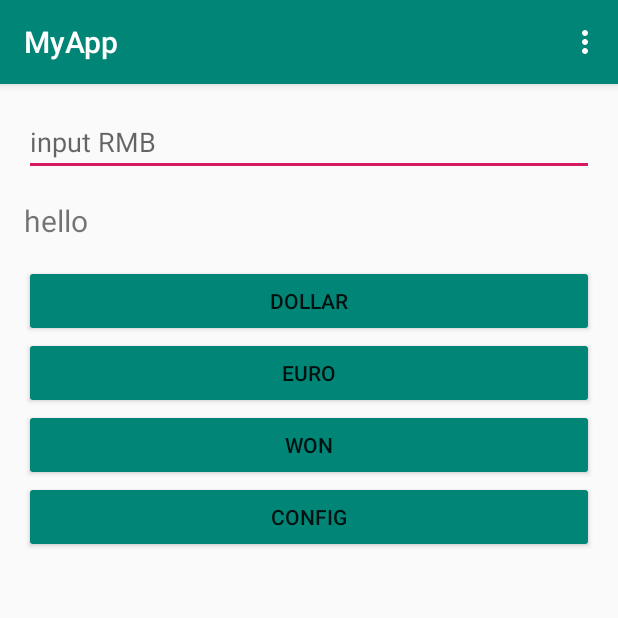
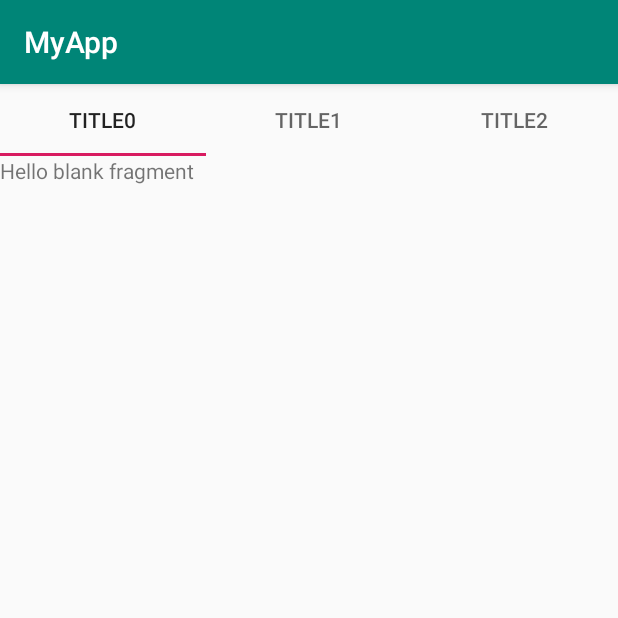
Before and after one commit to DominoLin/MyApp, an Android app: the screen it shows after launch (ExchangeActivity before the commit, ViewPageActivity after it), on a phone screen of 412 x 824 dp, the top half of it. Run offline under Robolectric (Android 15) with nearby library versions, the phone set to English and light mode, and no system bars.

Commit message:
ViewPager Fragment TabLayout

```diff
--- a/app/build.gradle
+++ b/app/build.gradle
@@ -24,6 +24,9 @@ dependencies {
     implementation 'androidx.appcompat:appcompat:1.1.0'
     implementation 'androidx.constraintlayout:constraintlayout:1.1.3'
     implementation 'org.jsoup:jsoup:1.12.1'
+    implementation 'androidx.legacy:legacy-support-v4:1.0.0'
+    //noinspection GradleCompatible
+    implementation 'com.android.support:design:27.1.1'
     testImplementation 'junit:junit:4.12'
     androidTestImplementation 'androidx.test:runner:1.2.0'
     androidTestImplementation 'androidx.test.espresso:espresso-core:3.2.0'
--- /dev/null
+++ b/app/src/main/java/com/example/myapp/FirstFragment.java
@@ -0,0 +1,109 @@
+package com.example.myapp;
+
+import android.content.Context;
+import android.net.Uri;
+import android.os.Bundle;
+
+import androidx.fragment.app.Fragment;
+
+import android.view.LayoutInflater;
+import android.view.View;
+import android.view.ViewGroup;
+
+
+/**
+ * A simple {@link Fragment} subclass.
+ * Activities that contain this fragment must implement the
+ * to handle interaction events.
+ * Use the {@link FirstFragment#newInstance} factory method to
+ * create an instance of this fragment.
+ */
+public class FirstFragment extends Fragment {
+    // TODO: Rename parameter arguments, choose names that match
+    // the fragment initialization parameters, e.g. ARG_ITEM_NUMBER
+    private static final String ARG_PARAM1 = "param1";
+    private static final String ARG_PARAM2 = "param2";
+
+    // TODO: Rename and change types of parameters
+    private String mParam1;
+    private String mParam2;
+
+//    private OnFragmentInteractionListener mListener;
+
+    public FirstFragment() {
+        // Required empty public constructor
+    }
+
+    /**
+     * Use this factory method to create a new instance of
+     * this fragment using the provided parameters.
+     *
+     * @param param1 Parameter 1.
+     * @param param2 Parameter 2.
+     * @return A new instance of fragment FirstFragment.
+     */
+    // TODO: Rename and change types and number of parameters
+    public static FirstFragment newInstance(String param1, String param2) {
+        FirstFragment fragment = new FirstFragment();
+        Bundle args = new Bundle();
+        args.putString(ARG_PARAM1, param1);
+        args.putString(ARG_PARAM2, param2);
+        fragment.setArguments(args);
+        return fragment;
+    }
+
+//    @Override
+//    public void onCreate(Bundle savedInstanceState) {
+//        super.onCreate(savedInstanceState);
+//        if (getArguments() != null) {
+//            mParam1 = getArguments().getString(ARG_PARAM1);
+//            mParam2 = getArguments().getString(ARG_PARAM2);
+//        }
+//    }
+
+    @Override
+    public View onCreateView(LayoutInflater inflater, ViewGroup container,
+                             Bundle savedInstanceState) {
+        // Inflate the layout for this fragment
+        return inflater.inflate(R.layout.fragment_first, container, false);
+    }
+
+//    // TODO: Rename method, update argument and hook method into UI event
+//    public void onButtonPressed(Uri uri) {
+//        if (mListener != null) {
+//            mListener.onFragmentInteraction(uri);
+//        }
+//    }
+//
+//    @Override
+//    public void onAttach(Context context) {
+//        super.onAttach(context);
+//        if (context instanceof OnFragmentInteractionListener) {
+//            mListener = (OnFragmentInteractionListener) context;
+//        } else {
+//            throw new RuntimeException(context.toString()
+//                    + " must implement OnFragmentInteractionListener");
+//        }
+//    }
+//
+//    @Override
+//    public void onDetach() {
+//        super.onDetach();
+//        mListener = null;
+//    }
+//
+//    /**
+//     * This interface must be implemented by activities that contain this
+//     * fragment to allow an interaction in this fragment to be communicated
+//     * to the activity and potentially other fragments contained in that
+//     * activity.
+//     * <p>
+//     * See the Android Training lesson <a href=
+//     * "http://developer.android.com/training/basics/fragments/communicating.html"
+//     * >Communicating with Other Fragments</a> for more information.
+//     */
+//    public interface OnFragmentInteractionListener {
+//        // TODO: Update argument type and name
+//        void onFragmentInteraction(Uri uri);
+//    }
+}
--- /dev/null
+++ b/app/src/main/java/com/example/myapp/MyPageAdapter.java
@@ -0,0 +1,36 @@
+package com.example.myapp;
+
+import android.view.View;
+
+import androidx.annotation.NonNull;
+import androidx.fragment.app.Fragment;
+import androidx.fragment.app.FragmentManager;
+import androidx.fragment.app.FragmentPagerAdapter;
+
+
+public class MyPageAdapter extends FragmentPagerAdapter {
+
+    public MyPageAdapter(@NonNull FragmentManager fm) {
+        super(fm);
+    }
+
+    @NonNull
+    @Override
+    public Fragment getItem(int position) {
+        if(position==0){
+            return new FirstFragment();
+        }else if(position==1){
+            return new SecondFragment();
+        }else
+            return new ThirdFragment();
+    }
+
+    @Override
+    public int getCount() {
+        return 3;
+    }
+    @Override
+    public CharSequence getPageTitle(int position){
+        return "Title"+position;
+    }
+}
--- /dev/null
+++ b/app/src/main/java/com/example/myapp/SecondFragment.java
@@ -0,0 +1,109 @@
+package com.example.myapp;
+
+import android.content.Context;
+import android.net.Uri;
+import android.os.Bundle;
+
+import androidx.fragment.app.Fragment;
+
+import android.view.LayoutInflater;
+import android.view.View;
+import android.view.ViewGroup;
+
+
+/**
+ * A simple {@link Fragment} subclass.
+ * Activities that contain this fragment must implement the
+ * to handle interaction events.
+ * Use the {@link SecondFragment#newInstance} factory method to
+ * create an instance of this fragment.
+ */
+public class SecondFragment extends Fragment {
+    // TODO: Rename parameter arguments, choose names that match
+    // the fragment initialization parameters, e.g. ARG_ITEM_NUMBER
+    private static final String ARG_PARAM1 = "param1";
+    private static final String ARG_PARAM2 = "param2";
+
+    // TODO: Rename and change types of parameters
+    private String mParam1;
+    private String mParam2;
+
+//    private OnFragmentInteractionListener mListener;
+
+    public SecondFragment() {
+        // Required empty public constructor
+    }
+
+    /**
+     * Use this factory method to create a new instance of
+     * this fragment using the provided parameters.
+     *
+     * @param param1 Parameter 1.
+     * @param param2 Parameter 2.
+     * @return A new instance of fragment SecondFragment.
+     */
+    // TODO: Rename and change types and number of parameters
+    public static SecondFragment newInstance(String param1, String param2) {
+        SecondFragment fragment = new SecondFragment();
+        Bundle args = new Bundle();
+        args.putString(ARG_PARAM1, param1);
+        args.putString(ARG_PARAM2, param2);
+        fragment.setArguments(args);
+        return fragment;
+    }
+
+    @Override
+    public void onCreate(Bundle savedInstanceState) {
+        super.onCreate(savedInstanceState);
+        if (getArguments() != null) {
+            mParam1 = getArguments().getString(ARG_PARAM1);
+            mParam2 = getArguments().getString(ARG_PARAM2);
+        }
+    }
+
+    @Override
+    public View onCreateView(LayoutInflater inflater, ViewGroup container,
+                             Bundle savedInstanceState) {
+        // Inflate the layout for this fragment
+        return inflater.inflate(R.layout.fragment_second, container, false);
+    }
+
+//    // TODO: Rename method, update argument and hook method into UI event
+//    public void onButtonPressed(Uri uri) {
+//        if (mListener != null) {
+//            mListener.onFragmentInteraction(uri);
+//        }
+//    }
+//
+//    @Override
+//    public void onAttach(Context context) {
+//        super.onAttach(context);
+//        if (context instanceof OnFragmentInteractionListener) {
+//            mListener = (OnFragmentInteractionListener) context;
+//        } else {
+//            throw new RuntimeException(context.toString()
+//                    + " must implement OnFragmentInteractionListener");
+//        }
+//    }
+//
+//    @Override
+//    public void onDetach() {
+//        super.onDetach();
+//        mListener = null;
+//    }
+//
+//    /**
+//     * This interface must be implemented by activities that contain this
+//     * fragment to allow an interaction in this fragment to be communicated
+//     * to the activity and potentially other fragments contained in that
+//     * activity.
+//     * <p>
+//     * See the Android Training lesson <a href=
+//     * "http://developer.android.com/training/basics/fragments/communicating.html"
+//     * >Communicating with Other Fragments</a> for more information.
+//     */
+//    public interface OnFragmentInteractionListener {
+//        // TODO: Update argument type and name
+//        void onFragmentInteraction(Uri uri);
+//    }
+}
--- /dev/null
+++ b/app/src/main/java/com/example/myapp/ViewPageActivity.java
@@ -0,0 +1,29 @@
+package com.example.myapp;
+
+import androidx.annotation.NonNull;
+import androidx.appcompat.app.AppCompatActivity;
+import androidx.viewpager.widget.PagerAdapter;
+import androidx.viewpager.widget.PagerTabStrip;
+import androidx.viewpager.widget.ViewPager;
+
+import android.os.Bundle;
+import android.view.View;
+
+import com.google.android.material.tabs.TabLayout;
+
+public class ViewPageActivity extends AppCompatActivity {
+    MyPageAdapter myPageAdapter;
+    TabLayout tabLayout;
+
+    @Override
+    protected void onCreate(Bundle savedInstanceState) {
+        super.onCreate(savedInstanceState);
+        setContentView(R.layout.activity_view_page);
+        myPageAdapter = new MyPageAdapter(getSupportFragmentManager());
+        ViewPager viewPager = findViewById(R.id.viewpager);
+        viewPager.setAdapter(myPageAdapter);
+        tabLayout = findViewById(R.id.tablayout);
+        tabLayout.setupWithViewPager(viewPager);
+
+    }
+}
--- /dev/null
+++ b/app/src/main/res/layout/activity_view_page.xml
@@ -0,0 +1,27 @@
+<?xml version="1.0" encoding="utf-8"?>
+<LinearLayout xmlns:android="http://schemas.android.com/apk/res/android"
+    xmlns:app="http://schemas.android.com/apk/res-auto"
+    xmlns:tools="http://schemas.android.com/tools"
+    android:layout_width="match_parent"
+    android:layout_height="match_parent"
+    android:orientation="vertical"
+    tools:context=".ViewPageActivity">
+    <com.google.android.material.tabs.TabLayout
+        android:id="@+id/tablayout"
+        android:layout_width="match_parent"
+        android:layout_height="wrap_content">
+
+    </com.google.android.material.tabs.TabLayout>
+
+
+
+    <androidx.viewpager.widget.ViewPager
+        android:id="@+id/viewpager"
+        android:layout_width="match_parent"
+        android:layout_height="match_parent">
+
+
+    </androidx.viewpager.widget.ViewPager>
+
+
+</LinearLayout>
--- /dev/null
+++ b/app/src/main/res/layout/fragment_first.xml
@@ -0,0 +1,14 @@
+<?xml version="1.0" encoding="utf-8"?>
+<FrameLayout xmlns:android="http://schemas.android.com/apk/res/android"
+    xmlns:tools="http://schemas.android.com/tools"
+    android:layout_width="match_parent"
+    android:layout_height="match_parent"
+    tools:context=".FirstFragment">
+
+    <!-- TODO: Update blank fragment layout -->
+    <TextView
+        android:layout_width="match_parent"
+        android:layout_height="match_parent"
+        android:text="@string/hello_blank_fragment" />
+
+</FrameLayout>
--- a/app/src/main/res/values/strings.xml
+++ b/app/src/main/res/values/strings.xml
@@ -23,4 +23,7 @@
     <string name="menu_item1">check rates</string>
     <string name="menu_item2">myList</string>
     <string name="all_nodata">No Data</string>
+
+    <!-- TODO: Remove or change this placeholder text -->
+    <string name="hello_blank_fragment">Hello blank fragment</string>
 </resources>
```
Also changed, not shown: app/src/main/AndroidManifest.xml (+8 -7 lines), app/src/main/java/com/example/myapp/ThirdFragment.java (added, +109 -0 lines), app/src/main/res/layout/fragment_second.xml (added, +14 -0 lines), app/src/main/res/layout/fragment_third.xml (added, +14 -0 lines).
